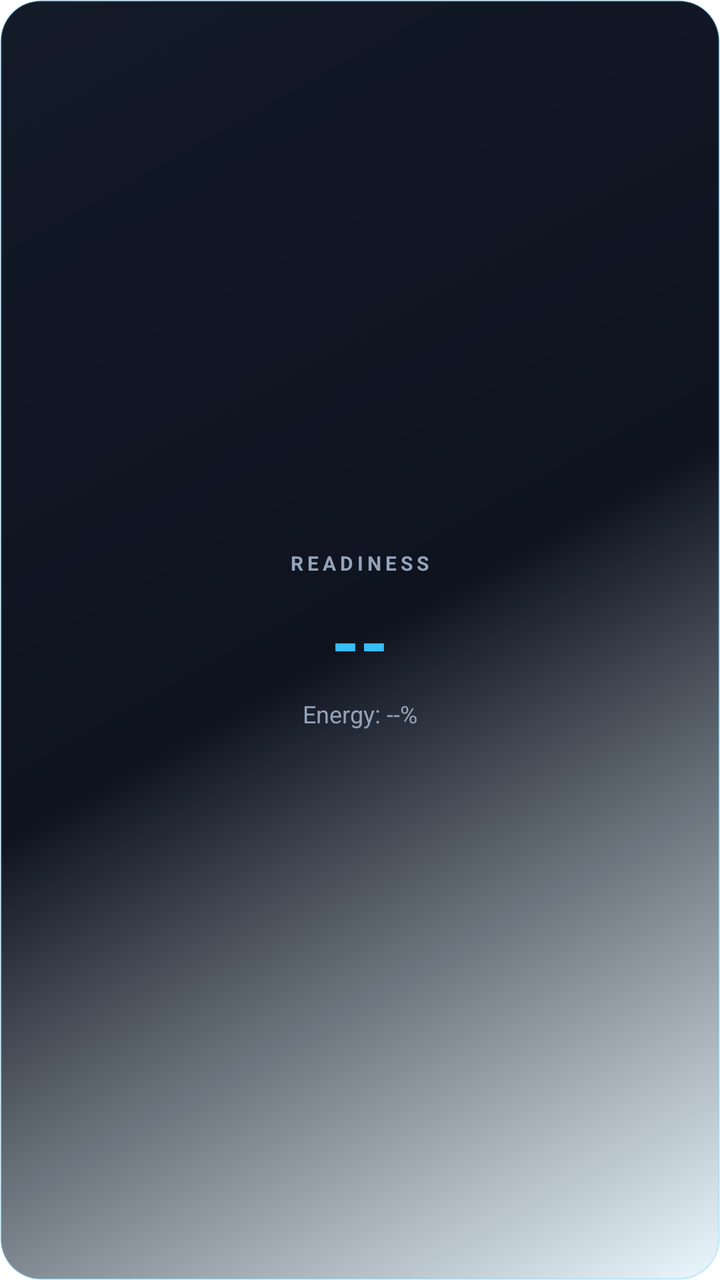
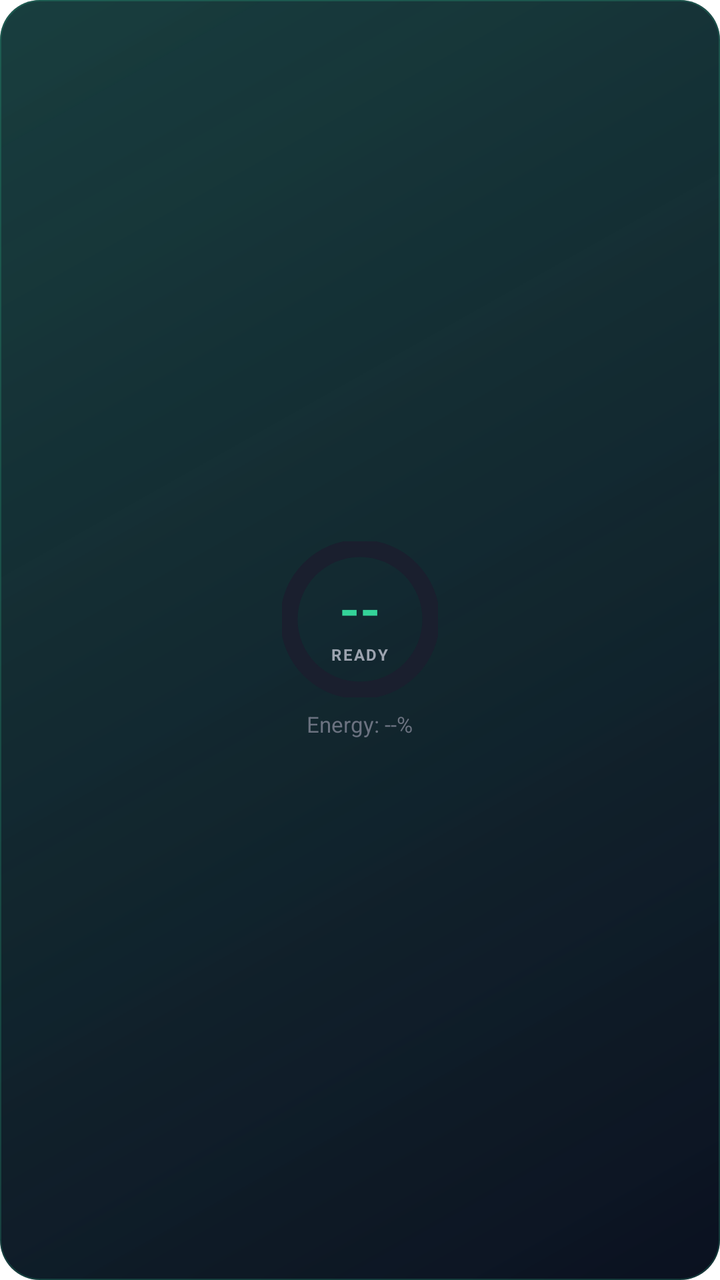

The first picture is an Android layout as it rendered before a commit; the second is the same layout after the commit. The layout source and the unified diff follow.
<!-- AndroidManifest.xml: fallback theme Theme.MaterialComponents.DayNight.NoActionBar -->
<!-- res/layout/widget_readiness.xml -->
<?xml version="1.0" encoding="utf-8"?>
<LinearLayout xmlns:android="http://schemas.android.com/apk/res/android"
    android:layout_width="match_parent"
    android:layout_height="match_parent"
    android:orientation="vertical"
    android:background="@drawable/widget_bg_accent"
    android:padding="16dp"
    android:gravity="center">

    <TextView
        android:layout_width="wrap_content"
        android:layout_height="wrap_content"
        android:text="READINESS"
        android:textColor="#94A3B8"
        android:textSize="10sp"
        android:textStyle="bold"
        android:letterSpacing="0.2"
        android:layout_marginBottom="8dp" />

    <TextView
        android:id="@+id/widget_readiness_score"
        android:layout_width="wrap_content"
        android:layout_height="wrap_content"
        android:text="--"
        android:textColor="#38BDF8"
        android:textSize="36sp"
        android:textStyle="bold" />

    <TextView
        android:id="@+id/widget_readiness_energy"
        android:layout_width="wrap_content"
        android:layout_height="wrap_content"
        android:text="Energy: --%"
        android:textColor="#94A3B8"
        android:textSize="12sp"
        android:layout_marginTop="4dp" />
</LinearLayout>
<!-- resources referenced by this layout -->
<resources>
  <!-- drawable widget_bg_accent (drawable) -->
  <?xml version="1.0" encoding="utf-8"?>
  <shape xmlns:android="http://schemas.android.com/apk/res/android"
      android:shape="rectangle">
      <gradient
          android:angle="135"
          android:startColor="#1A38BDF8"
          android:centerColor="#0E131F"
          android:endColor="#131A28"
          android:type="linear" />
      <corners android:radius="20dp" />
      <stroke
          android:width="1dp"
          android:color="#3338BDF8" />
  </shape>
</resources>

<!-- the commit's change to res/layout/widget_readiness.xml (unified diff, before → after) -->
@@ -1,37 +1,70 @@
 <?xml version="1.0" encoding="utf-8"?>
-<LinearLayout xmlns:android="http://schemas.android.com/apk/res/android"
+<FrameLayout xmlns:android="http://schemas.android.com/apk/res/android"
+    android:id="@+id/widget_root"
     android:layout_width="match_parent"
     android:layout_height="match_parent"
-    android:orientation="vertical"
     android:background="@drawable/widget_bg_accent"
-    android:padding="16dp"
-    android:gravity="center">
+    android:padding="16dp">
 
-    <TextView
+    <LinearLayout
         android:layout_width="wrap_content"
         android:layout_height="wrap_content"
-        android:text="READINESS"
-        android:textColor="#94A3B8"
-        android:textSize="10sp"
-        android:textStyle="bold"
-        android:letterSpacing="0.2"
-        android:layout_marginBottom="8dp" />
+        android:layout_gravity="center"
+        android:gravity="center_horizontal"
+        android:orientation="vertical">
 
-    <TextView
-        android:id="@+id/widget_readiness_score"
-        android:layout_width="wrap_content"
-        android:layout_height="wrap_content"
-        android:text="--"
-        android:textColor="#38BDF8"
-        android:textSize="36sp"
-        android:textStyle="bold" />
+        <FrameLayout
+            android:layout_width="78dp"
+            android:layout_height="78dp">
 
-    <TextView
-        android:id="@+id/widget_readiness_energy"
-        android:layout_width="wrap_content"
-        android:layout_height="wrap_content"
-        android:text="Energy: --%"
-        android:textColor="#94A3B8"
-        android:textSize="12sp"
-        android:layout_marginTop="4dp" />
-</LinearLayout>
+            <ProgressBar
+                android:id="@+id/readiness_progress"
+                style="?android:attr/progressBarStyleHorizontal"
+                android:layout_width="78dp"
+                android:layout_height="78dp"
+                android:indeterminate="false"
+                android:max="100"
+                android:progress="0"
+                android:progressDrawable="@drawable/widget_circular_progress_cyan" />
+
+            <LinearLayout
+                android:layout_width="match_parent"
+                android:layout_height="match_parent"
+                android:gravity="center"
+                android:orientation="vertical">
+
+                <TextView
+                    android:id="@+id/widget_readiness_score"
+                    android:layout_width="wrap_content"
+                    android:layout_height="wrap_content"
+                    android:text="--"
+                    android:textColor="#34D399"
+                    android:textSize="26sp"
+                    android:textStyle="bold" />
+
+                <TextView
+                    android:layout_width="wrap_content"
+                    android:layout_height="wrap_content"
+                    android:text="READY"
+                    android:textAllCaps="true"
+                    android:textColor="#9CA3AF"
+                    android:textSize="8sp"
+                    android:textStyle="bold"
+                    android:letterSpacing="0.1" />
+
+            </LinearLayout>
+
+        </FrameLayout>
+
+        <TextView
+            android:id="@+id/widget_readiness_energy"
+            android:layout_width="wrap_content"
+            android:layout_height="wrap_content"
+            android:layout_marginTop="6dp"
+            android:text="Energy: --%"
+            android:textColor="#6B7280"
+            android:textSize="11sp" />
+
+    </LinearLayout>
+
+</FrameLayout>
<!-- resource entries referenced after the edit -->
@@ -2,18 +2,76 @@
 <resources>
   <!-- drawable widget_bg_accent (drawable) -->
   <?xml version="1.0" encoding="utf-8"?>
-  <shape xmlns:android="http://schemas.android.com/apk/res/android"
-      android:shape="rectangle">
-      <gradient
-          android:angle="135"
-          android:startColor="#1A38BDF8"
-          android:centerColor="#0E131F"
-          android:endColor="#131A28"
-          android:type="linear" />
-      <corners android:radius="20dp" />
-      <stroke
-          android:width="1dp"
-          android:color="#3338BDF8" />
-  </shape>
+  <layer-list xmlns:android="http://schemas.android.com/apk/res/android">
+  
+      
+      <item>
+          <shape android:shape="rectangle">
+              <gradient
+                  android:startColor="#0B1120"
+                  android:endColor="#111827"
+                  android:angle="135"
+                  android:type="linear" />
+              <corners android:radius="20dp" />
+          </shape>
+      </item>
+  
+      
+      <item>
+          <shape android:shape="rectangle">
+              <gradient
+                  android:startColor="#3334D399"
+                  android:endColor="#00000000"
+                  android:angle="315"
+                  android:type="linear" />
+              <corners android:radius="20dp" />
+          </shape>
+      </item>
+  
+      
+      <item>
+          <shape android:shape="rectangle">
+              <stroke
+                  android:width="0.5dp"
+                  android:color="#3334D399" />
+              <corners android:radius="20dp" />
+              <solid android:color="@android:color/transparent" />
+          </shape>
+      </item>
+  
+  </layer-list>
+  <!-- drawable widget_circular_progress_cyan (drawable) -->
+  <?xml version="1.0" encoding="utf-8"?>
+  <layer-list xmlns:android="http://schemas.android.com/apk/res/android">
+  
+      
+      <item>
+          <shape
+              android:shape="ring"
+              android:innerRadiusRatio="2.5"
+              android:thicknessRatio="9"
+              android:useLevel="false">
+              <solid android:color="#1A1F2E" />
+          </shape>
+      </item>
+  
+      
+      <item>
+          <rotate
+              android:fromDegrees="270"
+              android:toDegrees="270"
+              android:pivotX="50%"
+              android:pivotY="50%">
+              <shape
+                  android:shape="ring"
+                  android:innerRadiusRatio="2.5"
+                  android:thicknessRatio="9"
+                  android:useLevel="true">
+                  <solid android:color="#34D399" />
+              </shape>
+          </rotate>
+      </item>
+  
+  </layer-list>
 </resources>
 
